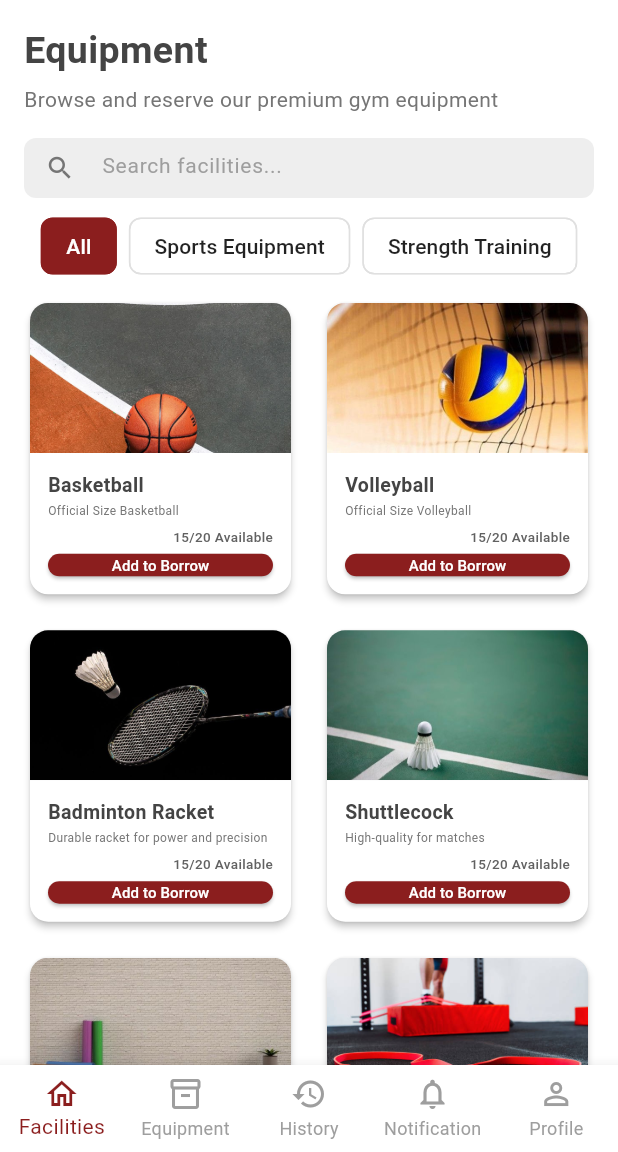
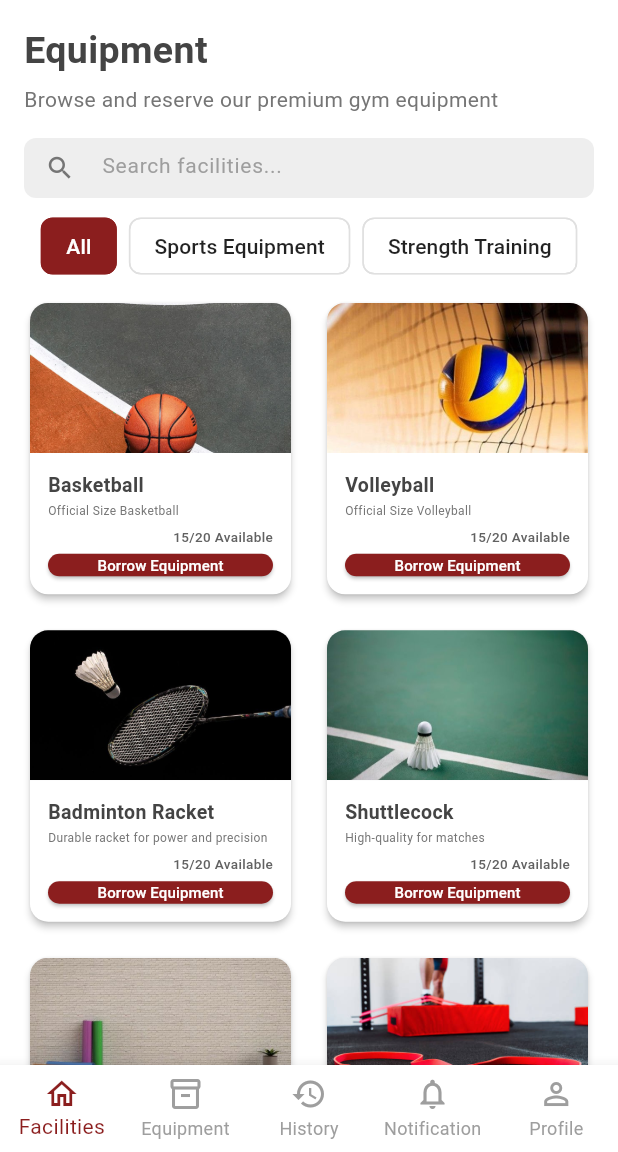
Before and after one commit to Brian-Kristofer-Perez/SpartaGO, a Flutter app: the EquipmentPage screen opened directly, on a phone screen of 412 x 824 dp, the part 84-1236 px from its top. Run offline on Flutter 3.47's test engine with Material 3 defaults, Android fonts, the light colour scheme and no system bars; our stand-ins replace table_calendar.

Commit message:
feat(equipment-page): make buttons link to borrow request

```diff
--- a/lib/main.dart
+++ b/lib/main.dart
@@ -20,7 +20,7 @@ class MyApp extends StatelessWidget {
     return MaterialApp(
       title: 'Flutter Demo',
       routes: {
-          '/': (context) => FacilitiesPage(),
+          '/': (context) => EquipmentPage(),
         },
       theme: ThemeData(
         colorScheme: ColorScheme.fromSeed(seedColor: const Color(0xFF991B1B)).copyWith(
--- a/lib/pages/equipment-borrow-request/EquipmentBorrowRequestPage.dart
+++ b/lib/pages/equipment-borrow-request/EquipmentBorrowRequestPage.dart
@@ -7,9 +7,8 @@ import '../../common/back_button.dart';
 
 class EquipmentBorrowRequestPage extends StatelessWidget {
 
-  // TODO: replace with equipment object
-  // final Map<String, dynamic> borrowedItem;
-  // BorrowRequestPage({required this.borrowedItem});
+  final Map<String, dynamic> equipment;
+  EquipmentBorrowRequestPage({required this.equipment});
 
   @override
   Widget build(BuildContext context) {
@@ -54,7 +53,7 @@ class EquipmentBorrowRequestPage extends StatelessWidget {
                     SizedBox(height: 20,),
 
                     Center(
-                      child: EquipmentItemCard(),
+                      child: EquipmentItemCard(equipment: equipment),
                     ),
 
                     SizedBox(height: 30,),
--- a/lib/pages/equipment-borrow-request/EquipmentItemCard.dart
+++ b/lib/pages/equipment-borrow-request/EquipmentItemCard.dart
@@ -4,6 +4,10 @@ import 'package:flutter/material.dart';
 import 'package:sparta_go/common/calendar/calendar.dart';
 
 class EquipmentItemCard extends StatelessWidget{
+
+  final Map<String, dynamic> equipment;
+
+  EquipmentItemCard({required this.equipment});
 
   @override
   Widget build(BuildContext context) {
@@ -31,7 +35,7 @@ class EquipmentItemCard extends StatelessWidget{
                 topRight: Radius.circular(16),
               ),
               child: Image.asset(
-                'assets/images/basketballCourt.jpg',
+                equipment['image'],
                 fit: BoxFit.cover,
                 width: double.infinity,
                 height: 175,
@@ -44,24 +48,24 @@ class EquipmentItemCard extends StatelessWidget{
               child: Column(
                 crossAxisAlignment: CrossAxisAlignment.start,
                 children: [
-                  const Text(
-                    'Basketball',
+                  Text(
+                    equipment["name"],
                     style: TextStyle(
                       fontSize: 20,
                       fontWeight: FontWeight.bold,
                     ),
                   ),
                   const SizedBox(height: 4),
-                  const Text(
-                    'Official Size Basketball',
+                  Text(
+                    equipment['description'],
                     style: TextStyle(
                       fontSize: 14,
                       color: Colors.black54,
                     ),
                   ),
                   const SizedBox(height: 16),
-                  const Text(
-                    '15/20 Available',
+                  Text(
+                    '${equipment['available']}/${equipment['total']} available',
                     style: TextStyle(
                       fontSize: 14,
                       color: Colors.black87,
--- a/lib/pages/equipment/equipment.dart
+++ b/lib/pages/equipment/equipment.dart
@@ -1,4 +1,5 @@
 import 'package:flutter/material.dart';
+import 'package:sparta_go/pages/equipment-borrow-request/EquipmentBorrowRequestPage.dart';
 import 'package:sparta_go/pages/equipment/equipment_card.dart';
 import 'package:sparta_go/common/search_bar_widget.dart';
 import 'package:sparta_go/common/filter_chips_widget.dart';
@@ -228,7 +229,7 @@ class _EquipmentPageState extends State<EquipmentPage> {
               ),
               itemCount: filteredEquipment.length,
               itemBuilder: (context, index) {
-                return EquipmentCard(facility: filteredEquipment[index]);
+                return EquipmentCard(equipment: filteredEquipment[index]);
               },
             ),
           ),
--- a/lib/pages/equipment/equipment_card.dart
+++ b/lib/pages/equipment/equipment_card.dart
@@ -1,9 +1,10 @@
 import 'package:flutter/material.dart';
+import 'package:sparta_go/pages/equipment-borrow-request/EquipmentBorrowRequestPage.dart';
 
 class EquipmentCard extends StatelessWidget {
-  final Map<String, dynamic> facility;
+  final Map<String, dynamic> equipment;
 
-  const EquipmentCard({Key? key, required this.facility}) : super(key: key);
+  const EquipmentCard({Key? key, required this.equipment}) : super(key: key);
 
   @override
   Widget build(BuildContext context) {
@@ -24,7 +25,7 @@ class EquipmentCard extends StatelessWidget {
               width: double.infinity,
               color: Colors.grey[300],
               child: Image.asset(
-                facility['image'],
+                equipment['image'],
                 fit: BoxFit.cover,
                 errorBuilder: (context, error, stackTrace) => Icon(
                   Icons.fitness_center,
@@ -43,7 +44,7 @@ class EquipmentCard extends StatelessWidget {
                 crossAxisAlignment: CrossAxisAlignment.start,
                 children: [
                   Text(
-                    facility['name'],
+                    equipment['name'],
                     style: const TextStyle(
                       fontSize: 13,
                       fontWeight: FontWeight.bold,
@@ -53,7 +54,7 @@ class EquipmentCard extends StatelessWidget {
                   ),
                   const SizedBox(height: 2),
                   Text(
-                    facility['description'],
+                    equipment['description'],
                     style: TextStyle(
                       fontSize: 8,
                       color: Colors.grey[600],
@@ -65,7 +66,7 @@ class EquipmentCard extends StatelessWidget {
                   Align(
                     alignment: Alignment.centerRight,
                     child: Text(
-                      '${facility['available']}/${facility['total']} Available',
+                      '${equipment['available']}/${equipment['total']} Available',
                       style: TextStyle(
                         fontSize: 9,
                         color: Colors.grey[700],
@@ -78,7 +79,14 @@ class EquipmentCard extends StatelessWidget {
                     width: 150,
                     height: 15,
                     child: ElevatedButton(
-                      onPressed: () {},
+                      onPressed: () {
+                        Navigator.push(
+                          context,
+                          MaterialPageRoute(
+                            builder: (context) => EquipmentBorrowRequestPage(equipment: equipment)
+                          )
+                        );
+                      },
                       style: ElevatedButton.styleFrom(
                         backgroundColor: const Color(0xFF8B1E1E),
                         foregroundColor: Colors.white,
@@ -88,7 +96,7 @@ class EquipmentCard extends StatelessWidget {
                         ),
                       ),
                       child: const Text(
-                        'Add to Borrow',
+                        'Borrow Equipment',
                         style: TextStyle(fontSize: 10),
                       ),
                     ),
```
